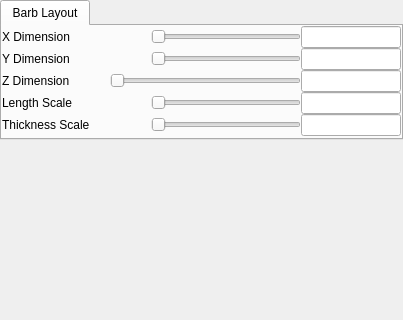
Above: apps/vaporgui/BarbAppearanceGUI.ui from StasJ/vapor-formatted before the change; both pictures show x 0 to 403 and y 0 to 320 of the 403 by 1133 pixel window. Below: the same form after it.
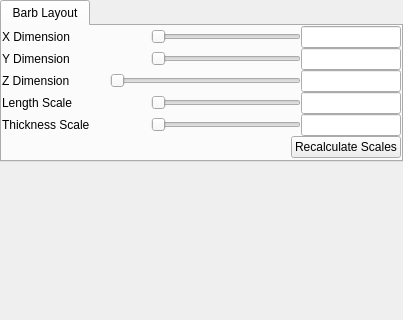
That is the form after the change. Custom widgets are drawn as their Qt base class.

Commit message: Thickness and length renormalized, rescale button added, error handling added

```diff
--- a/apps/vaporgui/BarbAppearanceGUI.ui
+++ b/apps/vaporgui/BarbAppearanceGUI.ui
@@ -381,6 +381,36 @@
            </item>
           </layout>
          </item>
+         <item>
+          <layout class="QHBoxLayout" name="horizontalLayout">
+           <property name="spacing">
+            <number>0</number>
+           </property>
+           <property name="bottomMargin">
+            <number>0</number>
+           </property>
+           <item>
+            <spacer name="horizontalSpacer_6">
+             <property name="orientation">
+              <enum>Qt::Horizontal</enum>
+             </property>
+             <property name="sizeHint" stdset="0">
+              <size>
+               <width>40</width>
+               <height>20</height>
+              </size>
+             </property>
+            </spacer>
+           </item>
+           <item>
+            <widget class="QPushButton" name="_recalcScalesButton">
+             <property name="text">
+              <string>Recalculate Scales</string>
+             </property>
+            </widget>
+           </item>
+          </layout>
+         </item>
         </layout>
        </widget>
       </widget>
```
The commit also changes 6 other files.
